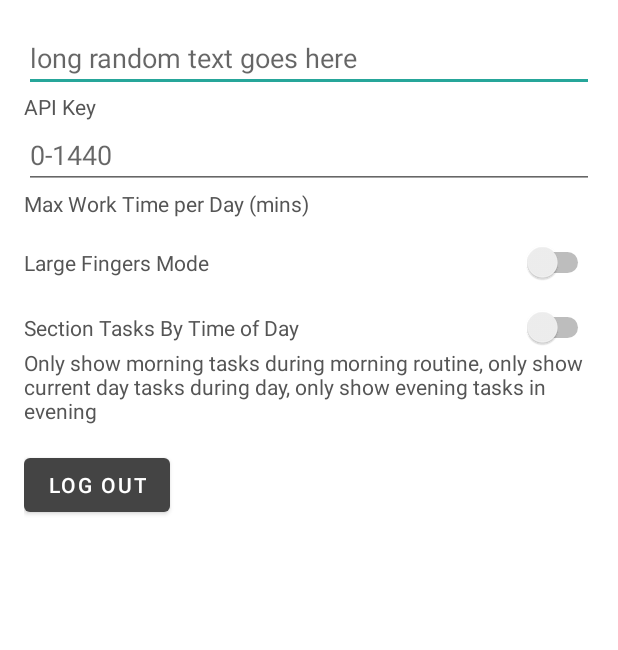
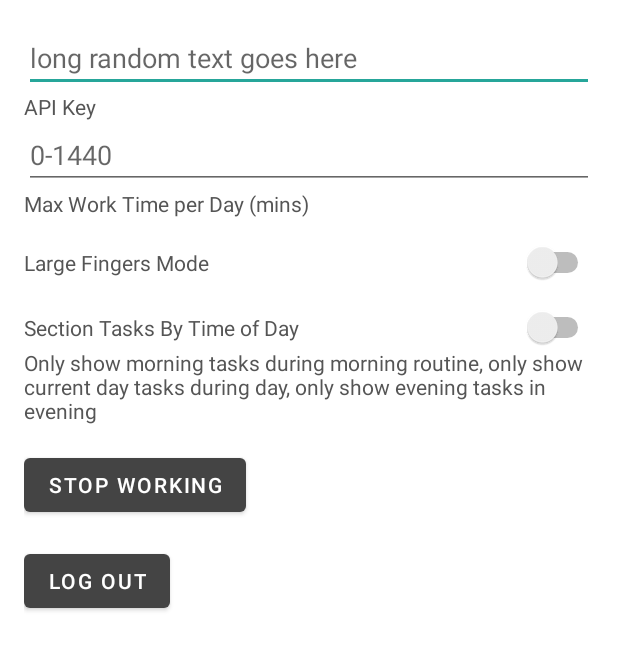
Before and after one commit to CronusLabsInc/zdone, an Android app: the layout settings.xml on its own in the app's theme, with its tools: preview values and no code run, on a phone screen of 412 x 824 dp. Shown: the top 650 px of the screen. Run offline under Robolectric (Android 15) with nearby library versions, the phone set to English and light mode, and no system bars.

Commit message:
Add ability to stop current work session from inside settings screen

```diff
--- a/app/src/main/java/com/cronus/zdone/settings/SettingsScreen.kt
+++ b/app/src/main/java/com/cronus/zdone/settings/SettingsScreen.kt
@@ -11,6 +11,7 @@ import com.cronus.zdone.dagger.ScreenInjector
 import com.cronus.zdone.home.NoFilterTaskShowingStrategy
 import com.cronus.zdone.home.TaskShowerStrategyProvider
 import com.cronus.zdone.home.TimeOfDayTaskShowingStrategy
+import com.cronus.zdone.timer.TaskExecutionManager
 import com.dropbox.android.external.store4.StoreResponse
 import com.wealthfront.magellan.NavigationType
 import com.wealthfront.magellan.rx2.RxScreen
@@ -24,6 +25,7 @@ class SettingsScreen @Inject constructor(
     val apiTokenManager: ApiTokenManager,
     val workTimeManager: WorkTimeManager,
     val tasksRepository: TasksRepository,
+    val taskExecutionManager: TaskExecutionManager,
     val sharedPreferences: SharedPreferences,
     val taskShowerStrategyProvider: TaskShowerStrategyProvider
 ) : RxScreen<SettingsView>() {
@@ -106,4 +108,8 @@ class SettingsScreen @Inject constructor(
             .apply()
         taskShowerStrategyProvider.setStrategy(if (enabled) TimeOfDayTaskShowingStrategy() else NoFilterTaskShowingStrategy())
     }
+
+    fun stopCurrentWorkSession() {
+        taskExecutionManager.cancelTasks()
+    }
 }
--- a/app/src/main/java/com/cronus/zdone/settings/SettingsView.kt
+++ b/app/src/main/java/com/cronus/zdone/settings/SettingsView.kt
@@ -40,6 +40,9 @@ class SettingsView(context: Context) : BaseScreenView<SettingsScreen>(context) {
         sectionTasksByTimeOfDaySwitch.setOnCheckedChangeListener { _, isChecked ->
             screen.setSectionTasksByTimeOfDayEnabled(isChecked)
         }
+        stopCurrentTasksButton.setOnClickListener {
+            screen.stopCurrentWorkSession()
+        }
         logoutButton.setOnClickListener {
             screen.logout()
         }
--- a/app/src/main/res/layout/settings.xml
+++ b/app/src/main/res/layout/settings.xml
@@ -90,6 +90,13 @@
         android:paddingTop="@dimen/normalPadding">
 
         <Button
+            android:id="@+id/stopCurrentTasksButton"
+            android:layout_width="wrap_content"
+            android:layout_height="wrap_content"
+            android:layout_marginBottom="@dimen/normalPadding"
+            android:text="@string/settings_stop_working" />
+
+        <Button
             android:id="@+id/logoutButton"
             android:layout_width="wrap_content"
             android:layout_height="wrap_content"
--- a/app/src/main/res/values/strings.xml
+++ b/app/src/main/res/values/strings.xml
@@ -36,6 +36,7 @@
   <string name="settings_log_out">Log Out</string>
   <string name="upcoming_tasks_empty_title">Select some tasks or roll with the standard set</string>
   <string name="upcoming_tasks">Upcoming Tasks</string>
+  <string name="settings_stop_working">Stop working</string>
 
   <string-array name="time_granularity_options">
     <item>Weekly</item>
```
